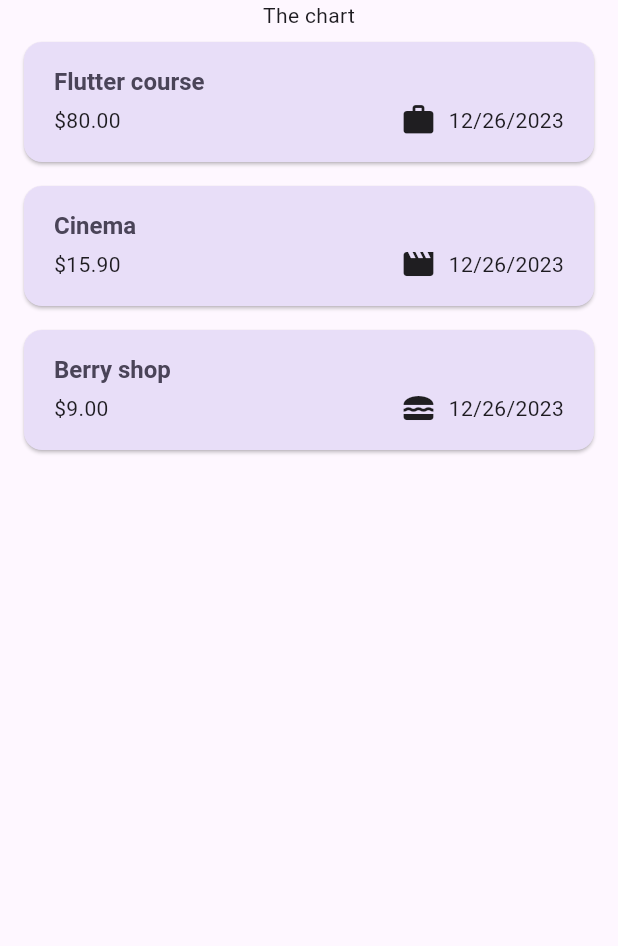
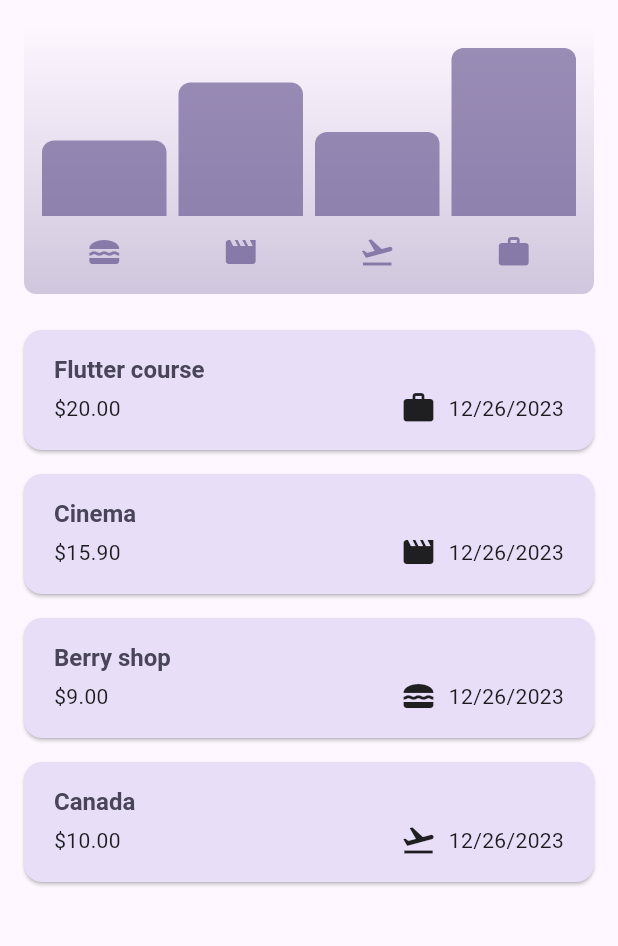
Before and after one commit to auza0002/expense_tracker_flutter, a Flutter app: the screen it shows after launch, on a phone screen of 412 x 824 dp, the part 84-1030 px from its top. Run offline on Flutter 3.47's test engine with Material 3 defaults, Android fonts, the phone set to English and light mode, and no system bars.

Commit message:
Chart added

```diff
--- /dev/null
+++ b/lib/widgets/chart.dart
@@ -0,0 +1,94 @@
+import 'package:expense_tracker_app/model/expense.dart';
+import 'package:expense_tracker_app/widgets/chart_bar.dart';
+import 'package:flutter/material.dart';
+
+class Chart extends StatelessWidget {
+  const Chart({super.key, required this.expenses});
+
+  final List<Expense> expenses;
+
+  List<ExpenseBucket> get buckets {
+    return [
+      ExpenseBucket.forCategory(expenses, Category.food),
+      ExpenseBucket.forCategory(expenses, Category.leisure),
+      ExpenseBucket.forCategory(expenses, Category.travel),
+      ExpenseBucket.forCategory(expenses, Category.work),
+    ];
+  }
+
+  double get maxTotalExpense {
+    double maxTotalExpense = 0;
+
+    for (final bucket in buckets) {
+      if (bucket.totalExpenses > maxTotalExpense) {
+        maxTotalExpense = bucket.totalExpenses;
+      }
+    }
+
+    return maxTotalExpense;
+  }
+
+  @override
+  Widget build(BuildContext context) {
+    final isDarkMode =
+        MediaQuery.of(context).platformBrightness == Brightness.dark;
+    return Container(
+      margin: const EdgeInsets.all(16),
+      padding: const EdgeInsets.symmetric(
+        vertical: 16,
+        horizontal: 8,
+      ),
+      width: double.infinity,
+      height: 180,
+      decoration: BoxDecoration(
+        borderRadius: BorderRadius.circular(8),
+        gradient: LinearGradient(
+          colors: [
+            Theme.of(context).colorScheme.primary.withOpacity(0.3),
+            Theme.of(context).colorScheme.primary.withOpacity(0.0)
+          ],
+          begin: Alignment.bottomCenter,
+          end: Alignment.topCenter,
+        ),
+      ),
+      child: Column(
+        children: [
+          Expanded(
+            child: Row(
+              crossAxisAlignment: CrossAxisAlignment.end,
+              children: [
+                for (final bucket in buckets) // alternative to map()
+                  ChartBar(
+                    fill: bucket.totalExpenses == 0
+                        ? 0
+                        : bucket.totalExpenses / maxTotalExpense,
+                  )
+              ],
+            ),
+          ),
+          const SizedBox(height: 12),
+          Row(
+            children: buckets
+                .map(
+                  (bucket) => Expanded(
+                    child: Padding(
+                      padding: const EdgeInsets.symmetric(horizontal: 4),
+                      child: Icon(
+                        categoryIcons[bucket.category],
+                        color: isDarkMode
+                            ? Theme.of(context).colorScheme.secondary
+                            : Theme.of(context)
+                                .colorScheme
+                                .primary
+                                .withOpacity(0.7),
+                      ),
+                    ),
+                  ),
+                )
+                .toList(),
+          )
+        ],
+      ),
+    );
+  }
+}
--- /dev/null
+++ b/lib/widgets/chart_bar.dart
@@ -0,0 +1,34 @@
+import 'package:flutter/material.dart';
+
+class ChartBar extends StatelessWidget {
+  const ChartBar({
+    super.key,
+    required this.fill,
+  });
+
+  final double fill;
+
+  @override
+  Widget build(BuildContext context) {
+    final isDarkMode =
+        MediaQuery.of(context).platformBrightness == Brightness.dark;
+    return Expanded(
+      child: Padding(
+        padding: const EdgeInsets.symmetric(horizontal: 4),
+        child: FractionallySizedBox(
+          heightFactor: fill,
+          child: DecoratedBox(
+            decoration: BoxDecoration(
+              shape: BoxShape.rectangle,
+              borderRadius:
+                  const BorderRadius.vertical(top: Radius.circular(8)),
+              color: isDarkMode
+                  ? Theme.of(context).colorScheme.secondary
+                  : Theme.of(context).colorScheme.primary.withOpacity(0.65),
+            ),
+          ),
+        ),
+      ),
+    );
+  }
+}
--- a/lib/widgets/expenses.dart
+++ b/lib/widgets/expenses.dart
@@ -1,3 +1,4 @@
+import 'package:expense_tracker_app/widgets/chart.dart';
 import 'package:expense_tracker_app/widgets/expenses_list/expenses_list.dart';
 import 'package:expense_tracker_app/model/expense.dart';
 import 'package:expense_tracker_app/widgets/new_expense.dart';
@@ -14,7 +15,7 @@ class _ExpensesState extends State<Expenses> {
   final List<Expense> _registerExpenses = [
     Expense(
       title: "Flutter course",
-      amount: 80,
+      amount: 20,
       date: DateTime.now(),
       category: Category.work,
     ),
@@ -29,6 +30,12 @@ class _ExpensesState extends State<Expenses> {
       amount: 9,
       date: DateTime.now(),
       category: Category.food,
+    ),
+    Expense(
+      title: "Canada",
+      amount: 10,
+      date: DateTime.now(),
+      category: Category.travel,
     ),
   ];
 
@@ -93,7 +100,10 @@ class _ExpensesState extends State<Expenses> {
         ],
       ),
       body: Column(
-        children: [const Text("The chart"), Expanded(child: mainContent)],
+        children: [
+          Chart(expenses: _registerExpenses),
+          Expanded(child: mainContent),
+        ],
       ),
     );
   }
```
